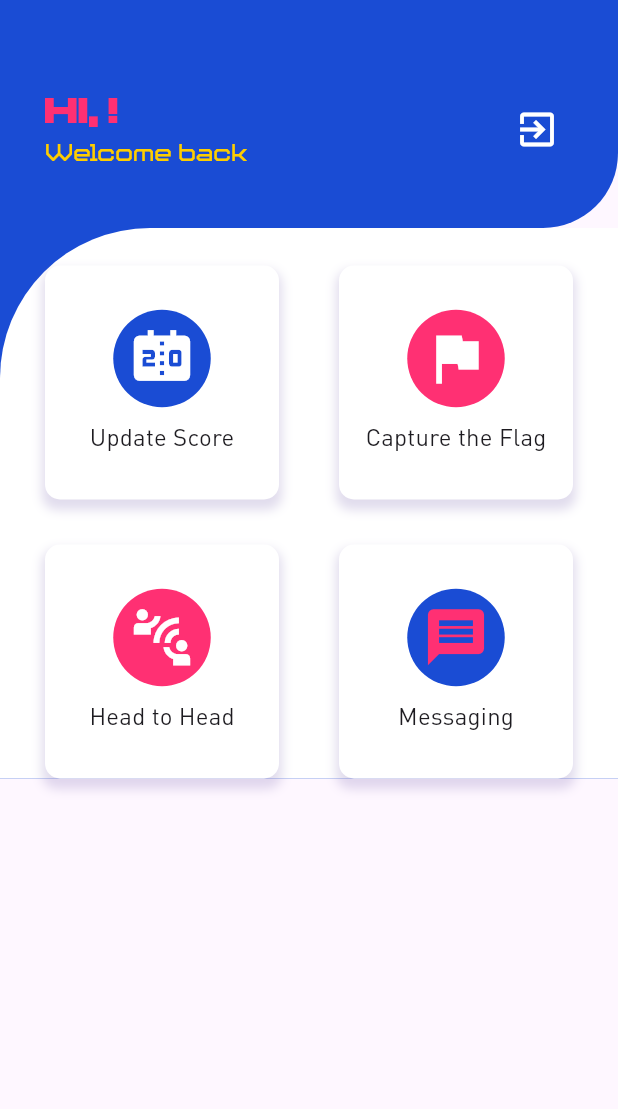
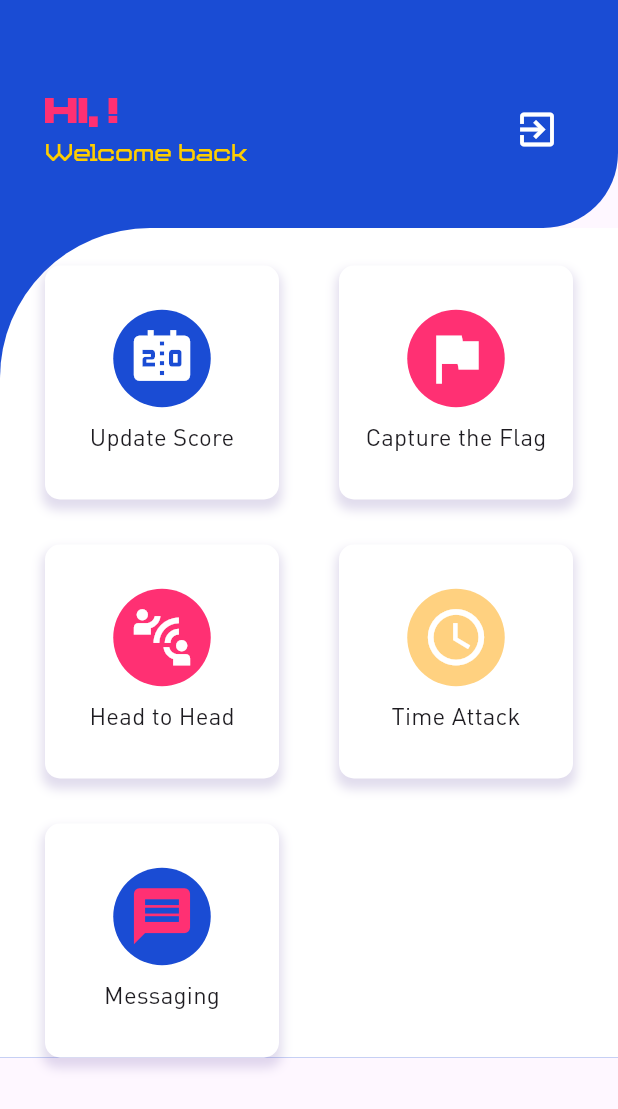
Before and after one commit to sydney1232/YCSS, a Flutter app: the screen it shows once a user with an empty profile is signed in, on a phone screen of 412 x 824 dp. Shown: the top 1109 px of the screen. Run offline on Flutter 3.47's test engine with Material 3 defaults, Android fonts, the phone set to English and light mode, and no system bars; our stand-ins replace awesome_dialog, cloud_firestore, firebase_auth, firebase_core, lottie; accounts and stored records are empty.

Commit message:
Added Tile for Team Time Attack

```diff
--- a/lib/screens/dashboard_screen.dart
+++ b/lib/screens/dashboard_screen.dart
@@ -7,6 +7,7 @@ import 'package:ycss/screens/messaging_screen.dart';
 import 'package:ycss/screens/score_log_screen.dart';
 import 'package:ycss/screens/team_headtohead_screen.dart';
 import 'package:ycss/screens/team_ranking_screen.dart';
+import 'package:ycss/screens/team_time_screen.dart';
 import 'package:ycss/screens/teams_screen.dart';
 import 'package:ycss/widgets/item_tile.dart';
 
@@ -129,6 +130,17 @@ class _DashboardPageState extends State<DashboardPage> {
                                 builder: (context) => const HeadToHeadPage()));
                       },
                     ),
+                    ItemTile(
+                      name: "Time Attack",
+                      backgroundcolor: yellowOrange2,
+                      icon: Icons.access_time,
+                      onPress: () {
+                        Navigator.push(
+                            context,
+                            MaterialPageRoute(
+                                builder: (context) => const TeamTime()));
+                      },
+                    ),
                     if (isAdmin())
                       ItemTile(
                         name: "Ranking",
```
